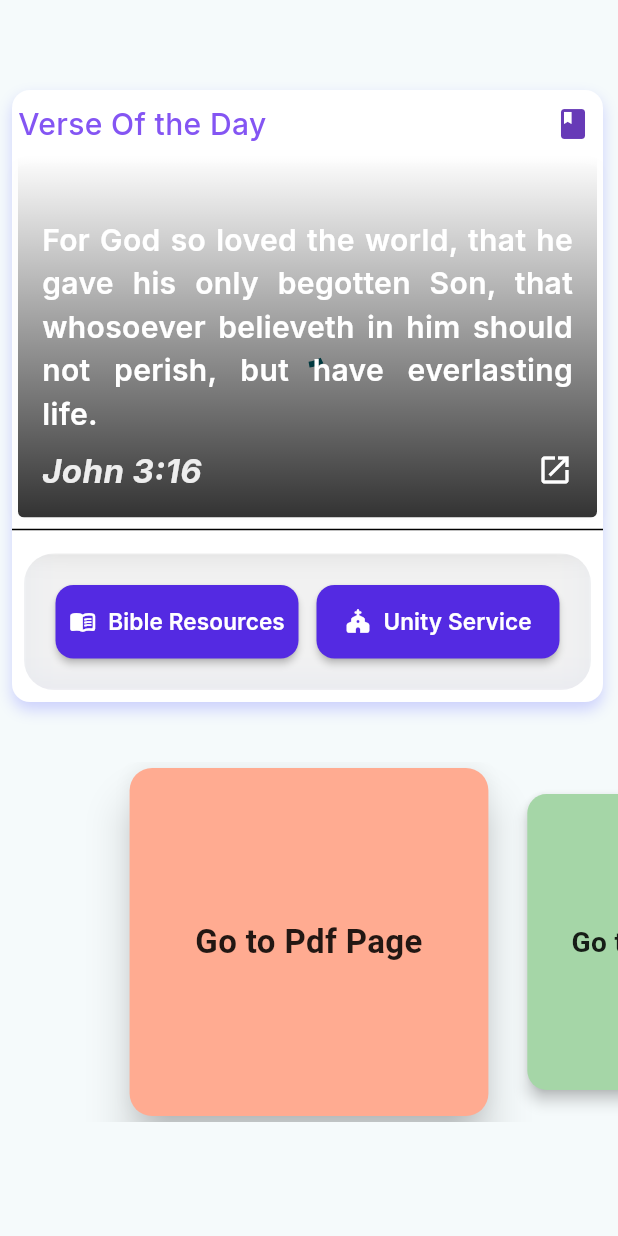
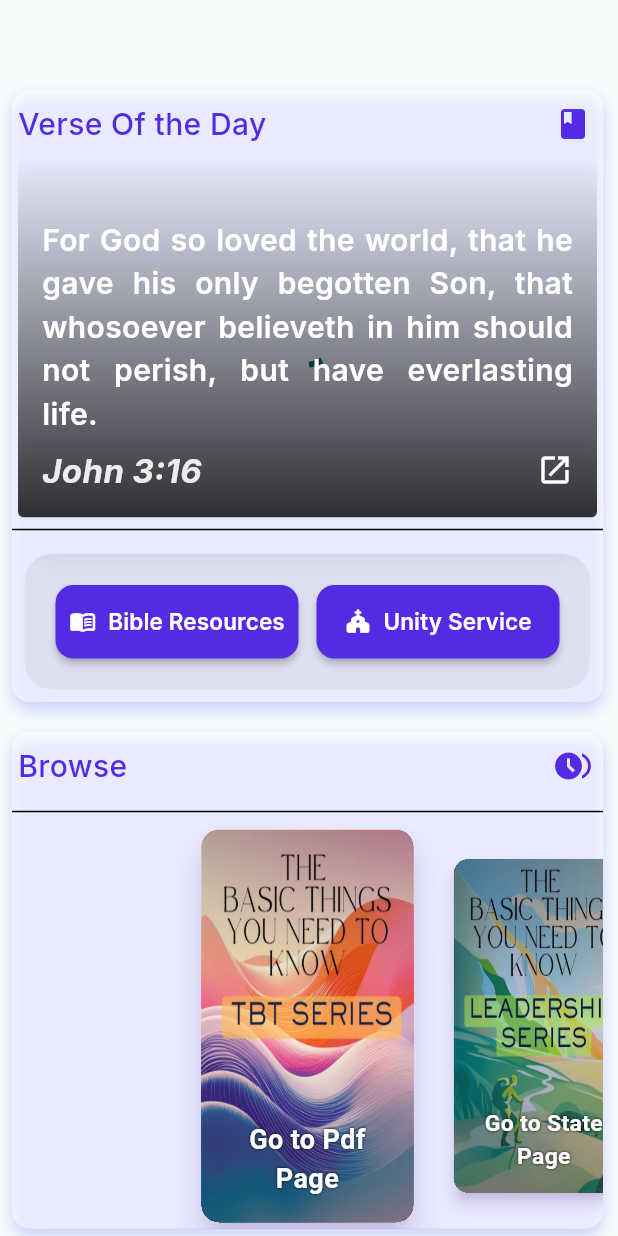
Before and after one commit to supratimdey/flutter_relearn_provider, a Flutter app: the screen it shows after launch, on a phone screen of 412 x 824 dp. Run offline on Flutter 3.47's test engine with Material 3 defaults, Android fonts, the light colour scheme and no system bars; our stand-ins replace cached_network_image, flutter_riverpod, get, google_fonts, hive_ce, hive_ce_flutter and 2 more; missing offline and left inert: internet_file, pdfx; accounts and stored records are empty; network calls fail.

Commit message:
implemeted dark / light mode for both view holders

```diff
--- a/lib/pages/new.dart
+++ b/lib/pages/new.dart
@@ -1,63 +1,13 @@
-import 'dart:math';
+
 import 'package:flutter/material.dart';
-import 'package:flutter_relearn_provider/pages/my_stateful_page.dart';
-import 'package:flutter_relearn_provider/pages/pdf_state_page.dart';
+import 'package:flutter_relearn_provider/widgets/navigation_holder.dart';
 import 'package:flutter_relearn_provider/widgets/wotd_holder.dart';
-import 'package:get/get.dart';
+import '../widgets/navigation_carousel.dart';
 
-import 'greeting_screen.dart';
 
 // 1. Convert to a StatefulWidget
-class HomeScreen extends StatefulWidget {
+class HomeScreen extends StatelessWidget {
   const HomeScreen({super.key});
-
-  @override
-  State<HomeScreen> createState() => _HomeScreenState();
-}
-
-class _HomeScreenState extends State<HomeScreen> {
-  // 2. Create a PageController and a state variable for the current page
-  late PageController _pageController;
-  double _currentPage = 0.0;
-  final List<Map<String, dynamic>> _carouselItems = [
-    {
-      "title": "Go to Pdf Page",
-      "color": Colors.deepOrange[200]!,
-      "onTap": () => Get.to(() => const PdfStatePage()),
-    },
-    {
-      "title": "Go to State Page",
-      "color": Colors.green[200]!,
-      "onTap": () => Get.to(() => const MyStatefulPage()),
-    },
-    {
-      "title": "Go to Greetings Page",
-      "color": Colors.amber[200]!,
-      "onTap": () => Get.to(() => const GreetingScreen()),
-    },
-  ];
-
-  @override
-  void initState() {
-    super.initState();
-    // 3. Initialize the PageController
-    _pageController = PageController(
-      initialPage: 0,
-      viewportFraction: 0.6, // Shows adjacent cards
-    );
-    // 4. Add a listener to update the current page value on scroll
-    _pageController.addListener(() {
-      setState(() {
-        _currentPage = _pageController.page!;
-      });
-    });
-  }
-
-  @override
-  void dispose() {
-    _pageController.dispose();
-    super.dispose();
-  }
 
   @override
   Widget build(BuildContext context) {
@@ -69,74 +19,12 @@ class _HomeScreenState extends State<HomeScreen> {
             children: [
               const SizedBox(height: 40),
               const WotdHolderPanel(),
-              const SizedBox(height: 40),
-              // 5. Replace the ListView with a PageView
-              SizedBox(
-                height: 240,
-                child: PageView.builder(
-                  controller: _pageController,
-                  itemCount: _carouselItems.length,
-                  itemBuilder: (context, index) {
-                    // 6. Calculate the scale and elevation for the current item
-                    double scale = max(
-                        0.85, 1 - (_currentPage - index).abs() * 0.3);
-                    double elevation = (_currentPage.round() == index)
-                        ? 12.0
-                        : 4.0;
-
-                    final item = _carouselItems[index];
-                    return Transform.scale(
-                      scale: scale,
-                      child: _buildCarouselCard(
-                        title: item["title"],
-                        color: item["color"],
-                        onTap: item["onTap"],
-                        elevation: elevation, // Pass the dynamic elevation
-                      ),
-                    );
-                  },
-                ),
-              ),
+              const SizedBox(height: 20),
+              NavigationHolderPanel(),
             ],
           ),
         ),
       ),
     );
   }
-
-  // 7. Update the helper method to accept elevation
-  Widget _buildCarouselCard({
-    required String title,
-    required Color color,
-    required VoidCallback onTap,
-    double elevation = 8.0, // Default elevation
-  }) {
-    return SizedBox(
-      width: 180,
-      child: GestureDetector(
-        onTap: onTap,
-        child: Card(
-          elevation: elevation, // Use the dynamic elevation
-          color: color,
-          shape: RoundedRectangleBorder(
-            borderRadius: BorderRadius.circular(15),
-          ),
-          child: Center(
-            child: Padding(
-              padding: const EdgeInsets.all(16.0),
-              child: Text(
-                title,
-                textAlign: TextAlign.center,
-                style: const TextStyle(
-                  fontSize: 22,
-                  fontWeight: FontWeight.bold,
-                  color: Colors.black87,
-                ),
-              ),
-            ),
-          ),
-        ),
-      ),
-    );
-  }
 }
--- /dev/null
+++ b/lib/widgets/navigation_carousel.dart
@@ -0,0 +1,158 @@
+import 'dart:math';
+import 'package:flutter/material.dart';
+import 'package:flutter_relearn_provider/pages/greeting_screen.dart';
+import 'package:flutter_relearn_provider/pages/my_stateful_page.dart';
+import 'package:flutter_relearn_provider/pages/pdf_state_page.dart';
+import 'package:get/get.dart';
+
+class NavigationCarousel extends StatefulWidget {
+  const NavigationCarousel({super.key});
+
+  @override
+  State<NavigationCarousel> createState() => _NavigationCarouselState();
+}
+
+class _NavigationCarouselState extends State<NavigationCarousel> {
+  late PageController _pageController;
+  double _currentPage = 0.0;
+
+  // 1. Add an "image" key to your data map
+  final List<Map<String, dynamic>> _carouselItems = [
+    {
+      "title": "Go to Pdf Page",
+      "color": Colors.deepOrange[200]!,
+      "image": "assets/images/TBT.jpg", // Image for the first card
+      "onTap": () => Get.to(() => const PdfStatePage()),
+    },
+    {
+      "title": "Go to State Page",
+      "color": Colors.green[200]!,
+      "image": "assets/images/Leadership.jpg", // Image for the second card
+      "onTap": () => Get.to(() => const MyStatefulPage()),
+    },
+    {
+      "title": "Go to Greetings Page",
+      "color": Colors.amber[200]!,
+      "image": "assets/images/SAJ.jpg", // Image for the third card
+      "onTap": () => Get.to(() => const GreetingScreen()),
+    },
+  ];
+
+  @override
+  void initState() {
+    super.initState();
+    _pageController = PageController(
+      initialPage: 0,
+      viewportFraction: 0.4, // Shows adjacent cards
+    );
+    _pageController.addListener(() {
+      setState(() {
+        _currentPage = _pageController.page!;
+      });
+    });
+  }
+
+  @override
+  void dispose() {
+    _pageController.dispose();
+    super.dispose();
+  }
+
+  @override
+  Widget build(BuildContext context) {
+    return SizedBox(
+      height: 270,
+      child: PageView.builder(
+        controller: _pageController,
+        itemCount: _carouselItems.length,
+        itemBuilder: (context, index) {
+          // Calculate the scale and elevation for the current item
+          double scale = max(0.85, 1 - (_currentPage - index).abs() * 0.3);
+          double elevation = (_currentPage.round() == index) ? 8.0 : 4.0;
+
+          final item = _carouselItems[index];
+          return Transform.scale(
+            scale: scale,
+            child: _buildCarouselCard(
+              title: item["title"],
+              color: item["color"],
+              imageAsset: item["image"], // Pass the image asset path
+              onTap: item["onTap"],
+              elevation: elevation,
+            ),
+          );
+        },
+      ),
+    );
+  }
+
+  // 2. Update the _buildCarouselCard method to accept and use the image
+  Widget _buildCarouselCard({
+    required String title,
+    required Color color,
+    required String imageAsset,
+    required VoidCallback onTap,
+    double elevation = 8.0,
+  }) {
+    return Padding(
+      // Add padding to create space between cards
+      padding: const EdgeInsets.symmetric(horizontal: 4.0),
+      child: GestureDetector(
+        onTap: onTap,
+        child: Card(
+          elevation: elevation,
+          color: color,
+          clipBehavior: Clip.hardEdge, // Important to keep the image inside the card's rounded corners
+          shadowColor: Theme
+              .of(context)
+              .brightness == Brightness.dark
+              ? Theme
+              .of(context)
+              .colorScheme
+              .onPrimaryContainer// darker shadow in dark mode
+              : const Color.fromRGBO(140, 72, 210, 1.0).withOpacity(0.4),
+          shape: RoundedRectangleBorder(
+              borderRadius: BorderRadius.circular(12)
+          ),
+          child: Stack( // Use a Stack to layer the image and text
+            fit: StackFit.expand,
+            children: [
+              // 3. Image background with a color overlay for readability
+              Ink.image(
+                image: AssetImage(imageAsset),
+                fit: BoxFit.fill,
+                child: InkWell(onTap: onTap), // Makes the image tappable
+              ),
+              // 4. Gradient overlay to make text more readable
+              Container(
+                decoration: BoxDecoration(
+                  gradient: LinearGradient(
+                    colors: [Colors.black.withOpacity(0.3), Colors.transparent, Colors.black.withOpacity(0.3)],
+                    begin: Alignment.topCenter,
+                    end: Alignment.bottomCenter,
+                  ),
+                ),
+              ),
+              // 5. Positioned Text
+              Positioned(
+                bottom: 16,
+                left: 16,
+                right: 16,
+                child: Text(
+                  title,
+                  textAlign: TextAlign.center,
+                  style: const TextStyle(
+                      fontSize: 18,
+                      fontWeight: FontWeight.bold,
+                      color: Colors.white, // Changed text color to white for better contrast
+                      shadows: [Shadow(blurRadius: 2, color: Colors.black87)] // Add shadow for readability
+                  ),
+                ),
+              ),
+            ],
+          ),
+        ),
+      ),
+    );
+  }
+}
--- /dev/null
+++ b/lib/widgets/navigation_holder.dart
@@ -0,0 +1,90 @@
+
+
+import 'package:flutter/material.dart';
+import 'package:flutter_relearn_provider/widgets/navigation_carousel.dart';
+import 'package:google_fonts/google_fonts.dart';
+import '../constants/constant_colors.dart';
+
+
+class NavigationHolderPanel extends StatelessWidget {
+  const NavigationHolderPanel({super.key});
+
+  @override
+  Widget build(BuildContext context) {
+    debugPrint("Navigation Holder Build  method called");
+
+    final ConstantColors constantColors = ConstantColors();
+
+    return Padding(
+      padding: const EdgeInsets.only(left: 8.0, top: 0.0, right: 10.0),
+
+
+      child: Container(
+        width: double.infinity,
+        decoration: BoxDecoration(
+          color: Theme
+              .of(context)
+              .brightness == Brightness.dark
+              ? Colors.grey[900] // darker shadow in dark mode
+              : Colors.white54, // light mode
+
+          borderRadius: BorderRadius.circular(12),
+
+          boxShadow: [
+            BoxShadow(
+              color: Theme
+                  .of(context)
+                  .brightness == Brightness.dark
+                  ? Theme
+                  .of(context)
+                  .colorScheme
+                  .onSecondary// darker shadow in dark mode
+                  : Color.fromRGBO(143, 148, 255, 1).withOpacity(0.4),
+              blurRadius: 8,
+              offset: const Offset(0, 5),
+            ),
+          ],
+        ),
+        child: Column(
+          crossAxisAlignment: CrossAxisAlignment.start,
+          children: [
+            //  frostedVerseHeader(),
+            Row(
+              mainAxisAlignment: MainAxisAlignment.spaceBetween,
+              children: [
+                Padding(
+                  padding:
+                  const EdgeInsets.only(
+                      left: 4.0, top: 8.0, bottom: 8.0, right: 84.0),
+                  child: Text(
+                    'Browse',
+                    style: GoogleFonts.inter(
+                        fontSize: 20,
+                        fontWeight: FontWeight.w500,
+                        color: Theme
+                            .of(context)
+                            .brightness == Brightness.dark
+                            ? Colors.deepPurple[200]  // darker shadow in dark mode
+                            : const Color(0xFF542AE2)),
+                  ),
+                ),
+                Padding(
+                  padding: const EdgeInsets.only(right: 8.0),
+                  child: Icon(Icons.browse_gallery, color: Theme
+                      .of(context)
+                      .brightness == Brightness.dark
+                      ? Colors.deepPurple[200]  // darker shadow in dark mode
+                      : const Color(0xFF542AE2)),
+                ),
+              ],
+            ),
+            Divider(
+              color: Colors.black,
+            ),
+            NavigationCarousel(),
+          ],
+        ),
+      ),
+    );
+  }
+}
--- a/lib/widgets/wotd_holder.dart
+++ b/lib/widgets/wotd_holder.dart
@@ -1,60 +1,15 @@
 import 'dart:ui';
 
 import 'package:flutter/material.dart';
-import 'package:flutter_relearn_provider/models/pexel_image_data.dart';
-import 'package:flutter_relearn_provider/services/pexels_service.dart';
-import 'package:flutter_relearn_provider/utils/utility.dart';
 import 'package:flutter_relearn_provider/widgets/wotd_card.dart';
 import 'package:get/get.dart';
-import 'package:get/get_connect/http/src/utils/utils.dart';
-
 import 'package:google_fonts/google_fonts.dart';
 import 'package:url_launcher/url_launcher_string.dart';
-
 import '../constants/constant_colors.dart';
 import '../pages/bible/bible_view_page.dart';
 
-class WotdHolderPanel extends StatefulWidget {
-  const WotdHolderPanel();
-
-  @override
-  State<WotdHolderPanel> createState() => _WotdHolderPanelState();
-}
-
-class _WotdHolderPanelState extends State<WotdHolderPanel> {
-
- PexelImageData? imageData;
-   String? imageUrl;
-   late String avgColor ="#FFFFFF";
-
-
-  // 3. Fetch data within the widget's own initState
-  @override
-  void initState() {
-    super.initState();
-   // loadData();
-  }
-
-  void loadData() {
-   // loadImageUrl();
-  }
-
-   void loadImageUrl() async {
-    final imageData = await PexelsService.getTodayImage();
-    if (mounted) {
-      setState(() {
-        if (imageData != null) {
-          imageUrl = imageData.imageUrl;
-          avgColor = imageData.avgColor;
-        } else {
-          // Fallback to a default image URL if none is fetched
-          imageUrl =
-              'https://images.pexels.com/photos/414171/pexels-photo-414171.jpeg';
-          avgColor = '#FFFFFF';
-        }
-      });
-    }
-  }
+class WotdHolderPanel extends StatelessWidget {
+  const WotdHolderPanel({super.key});
 
 
   @override
@@ -71,15 +26,15 @@ class _WotdHolderPanelState extends State<WotdHolderPanel> {
         width: double.infinity,
         decoration: BoxDecoration(
           color: Theme.of(context).brightness == Brightness.dark
-              ?   Colors.grey[300]  // darker shadow in dark mode
-              : Colors.white,                  // light mode
+              ?   Colors.grey[900]  // darker shadow in dark mode
+              : Colors.white54,                  // light mode
 
           borderRadius: BorderRadius.circular(12),
 
           boxShadow: [
             BoxShadow(
               color: Theme.of(context).brightness == Brightness.dark
-                  ? Theme.of(context).colorScheme.onPrimaryContainer   // darker shadow in dark mode
+                  ? Theme.of(context).colorScheme.onSecondary   // darker shadow in dark mode
                   : Color.fromRGBO(143, 148, 255, 1).withOpacity(0.4),
               blurRadius: 8,
               offset: const Offset(0, 5),
@@ -101,14 +56,20 @@ class _WotdHolderPanelState extends State<WotdHolderPanel> {
                     style: GoogleFonts.inter(
                         fontSize: 20,
                         fontWeight: FontWeight.w500,
-                        color: Theme.of(context).brightness == Brightness.dark
-                            ? Colors.deepPurple  // darker shadow in dark mode
-                            : constantColors.purpleColor),
+                        color: Theme
+                            .of(context)
+                            .brightness == Brightness.dark
+                            ? Colors.deepPurple[200] // darker shadow in dark mode
+                            : const Color(0xFF542AE2)),
                   ),
                 ),
                 Padding(
                   padding: const EdgeInsets.only(right: 8.0),
-                  child: Icon(Icons.book, color: Colors.deepPurple),
+                  child: Icon(Icons.book, color: Theme
+                      .of(context)
+                      .brightness == Brightness.dark
+                      ? Colors.deepPurple[200] // darker shadow in dark mode
+                      : const Color(0xFF542AE2)),
                 ),
               ],
             ),
@@ -121,53 +82,6 @@ class _WotdHolderPanelState extends State<WotdHolderPanel> {
               child: actionBar(context),
             )
           ],
-        ),
-      ),
-    );
-  }
-
-// ─────────────────────────────────────────────
-  Widget frostedVerseHeader() {
-    return ClipRRect(
-      borderRadius: BorderRadius.circular(16),
-      child: BackdropFilter(
-        filter: ImageFilter.blur(sigmaX: 15, sigmaY: 15),
-        child: Container(
-          padding: const EdgeInsets.symmetric(vertical: 12, horizontal: 16),
-          decoration: BoxDecoration(
-            color: Colors.white.withOpacity(0.15),
-            borderRadius: BorderRadius.circular(16),
-            border: Border.all(
-              color: Colors.white.withOpacity(0.25),
-            ),
-            boxShadow: [
-              BoxShadow(
-                color: Colors.black.withOpacity(0.10),
-                blurRadius: 20,
-                offset: const Offset(0, 6),
-              ),
-            ],
-          ),
-          child: Row(
-            mainAxisAlignment: MainAxisAlignment.spaceBetween,
-            children: [
-              Padding(
-                padding: const EdgeInsets.only(left: 4),
-                child: Text(
-                  'Verse Of the Day',
-                  style: GoogleFonts.inter(
-                    fontSize: 20,
-                    fontWeight: FontWeight.w600,
-                    color: Colors.deepPurple,
-                  ),
-                ),
-              ),
-              const Padding(
-                padding: EdgeInsets.only(right: 8),
-                child: Icon(Icons.book, color: Colors.deepPurple),
-              ),
-            ],
-          ),
         ),
       ),
     );
@@ -204,7 +118,11 @@ class _WotdHolderPanelState extends State<WotdHolderPanel> {
                   ),
                   style: ElevatedButton.styleFrom(
                     elevation: 2,
-                    backgroundColor: const Color(0xFF542AE2),
+                    backgroundColor:  Theme
+                        .of(context)
+                        .brightness == Brightness.dark
+                        ? Colors.deepPurple[200] // darker shadow in dark mode
+                        : const Color(0xFF542AE2),
                     shape: RoundedRectangleBorder(
                       borderRadius: BorderRadius.circular(12),
                     ),
@@ -232,7 +150,11 @@ class _WotdHolderPanelState extends State<WotdHolderPanel> {
                   ),
                   style: ElevatedButton.styleFrom(
                     elevation: 2,
-                    backgroundColor: const Color(0xFF542AE2),
+                    backgroundColor:  Theme
+                        .of(context)
+                        .brightness == Brightness.dark
+                        ? Colors.deepPurple[200] // darker shadow in dark mode
+                        : const Color(0xFF542AE2),
                     shape: RoundedRectangleBorder(
                       borderRadius: BorderRadius.circular(12),
                     ),
```
Also changed, not shown: 1 other file.
